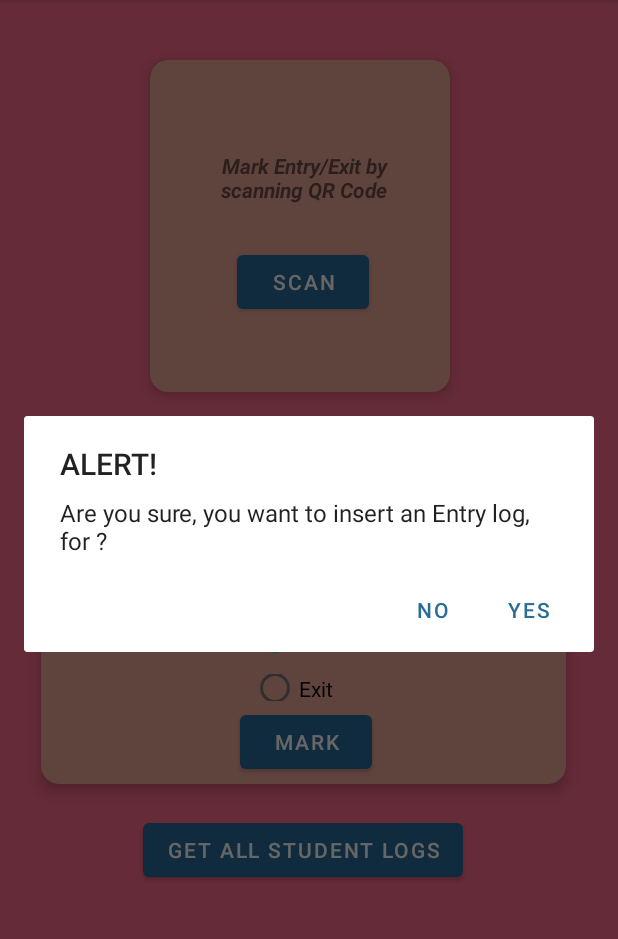
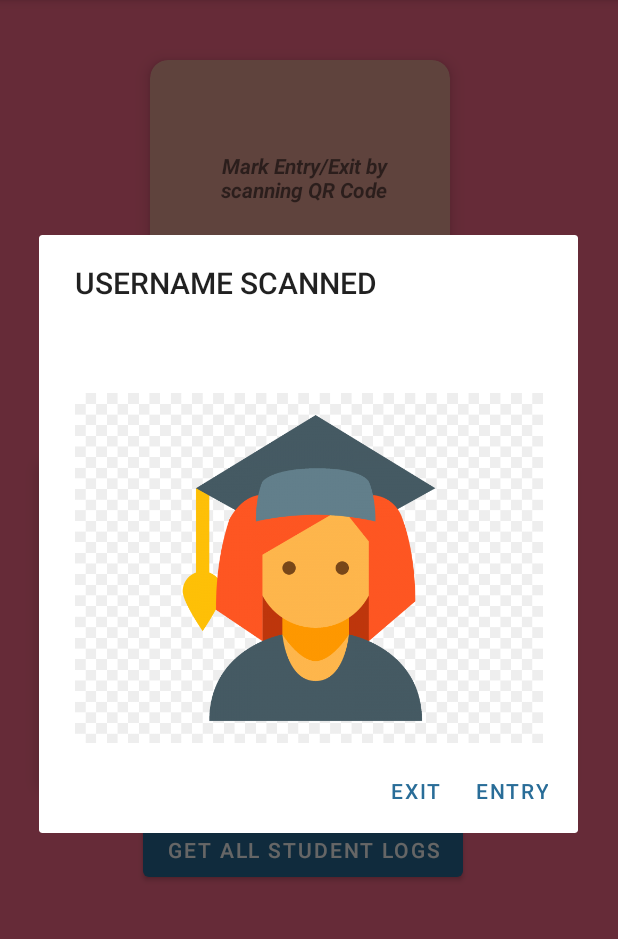
Before and after one commit to Dhiresh1729/iN-CAMPUS, an Android app: the StudentCard screen opened directly, with no data from a screen before it, after a tap on "MARK", on a phone screen of 412 x 824 dp, the part 84-1023 px from its top. Run offline under Robolectric (Android 15) with nearby library versions, the phone set to English and light mode, and no system bars; our stand-ins replace Firebase (no records; nobody signed in at launch, a user with empty details on screens opened directly), Volley; libraries missing offline, so code that uses them is left out: de.codecrafters.tableview; plain views replace TableView; network calls fail.

Commit message:
Final Commit of 7th sem

```diff
--- a/app/src/main/java/com/example/incampus/StudentCard.java
+++ b/app/src/main/java/com/example/incampus/StudentCard.java
@@ -79,21 +79,91 @@ public class StudentCard extends AppCompatActivity {
                 radioButton = findViewById(radioId);
                 String exitentry = radioButton.getText().toString();
 
+                storageReference = FirebaseStorage.getInstance().getReference("uploads/" + username);
+                try {
+                    File localFile = File.createTempFile("tempfile", "jpeg");
+                    storageReference.getFile(localFile)
+                            .addOnSuccessListener(new OnSuccessListener<FileDownloadTask.TaskSnapshot>() {
+                                @Override
+                                public void onSuccess(FileDownloadTask.TaskSnapshot taskSnapshot) {
+
+                                    Bitmap bitmap = BitmapFactory.decodeFile(localFile.getAbsolutePath());
+                                    LayoutInflater layoutInflater = LayoutInflater.from(getApplicationContext());
+                                    final  View view = layoutInflater.inflate(R.layout.alerl_layout,null);
+                                    ImageView imageView = view.findViewById(R.id.studentProfilePic);
+                                    imageView.setImageBitmap(bitmap);
                                     new AlertDialog.Builder(StudentCard.this)
-                        .setTitle("ALERT!")
-                        .setMessage("Are you sure, you want to insert an " + exitentry  + " log, for " + username + "?")
-                        .setPositiveButton("YES", new DialogInterface.OnClickListener() {
+                                            .setView(view)
+                                            .setTitle("USERNAME SCANNED")
+                                            .setMessage(username)
+                                            .setPositiveButton("Entry", new DialogInterface.OnClickListener() {
                                                 @Override
                                                 public void onClick(DialogInterface dialogInterface, int i) {
-                                insert_log(username, exitentry);
+                                                    insert_log(username, "Entry");
+                                                    userName.setText("");
                                                     dialogInterface.dismiss();
                                                 }
-                        }).setNegativeButton("NO", new DialogInterface.OnClickListener() {
+                                            }).setNegativeButton("Exit", new DialogInterface.OnClickListener() {
                                         @Override
                                         public void onClick(DialogInterface dialogInterface, int i) {
+                                            insert_log(username, "Exit");
+                                            userName.setText("");
                                             dialogInterface.dismiss();
                                         }
                                     }).create().show();
+//                                tempImage.setImageBitmap(bitmap);
+
+
+
+                                }
+                            })
+                            .addOnFailureListener(new OnFailureListener() {
+                                @Override
+                                public void onFailure(@NonNull Exception e) {
+                                    LayoutInflater layoutInflater = LayoutInflater.from(getApplicationContext());
+                                    final  View view = layoutInflater.inflate(R.layout.alerl_layout,null);
+                                    new AlertDialog.Builder(StudentCard.this)
+                                            .setView(view)
+                                            .setTitle("USERNAME SCANNED")
+                                            .setMessage(username)
+                                            .setPositiveButton("Entry", new DialogInterface.OnClickListener() {
+                                                @Override
+                                                public void onClick(DialogInterface dialogInterface, int i) {
+                                                    insert_log(username, "Entry");
+                                                    userName.setText("");
+                                                    dialogInterface.dismiss();
+                                                }
+                                            }).setNegativeButton("Exit", new DialogInterface.OnClickListener() {
+                                        @Override
+                                        public void onClick(DialogInterface dialogInterface, int i) {
+                                            insert_log(username, "Exit");
+                                            userName.setText("");
+                                            dialogInterface.dismiss();
+                                        }
+                                    }).create().show();
+                                }
+                            });
+
+
+                } catch (IOException e) {
+                    e.printStackTrace();
+                }
+
+//                new AlertDialog.Builder(StudentCard.this)
+//                        .setTitle("ALERT!")
+//                        .setMessage("Are you sure, you want to insert an " + exitentry  + " log, for " + username + "?")
+//                        .setPositiveButton("YES", new DialogInterface.OnClickListener() {
+//                            @Override
+//                            public void onClick(DialogInterface dialogInterface, int i) {
+//                                insert_log(username, exitentry);
+//                                dialogInterface.dismiss();
+//                            }
+//                        }).setNegativeButton("NO", new DialogInterface.OnClickListener() {
+//                    @Override
+//                    public void onClick(DialogInterface dialogInterface, int i) {
+//                        dialogInterface.dismiss();
+//                    }
+//                }).create().show();
 
 
 
```
Also changed, not shown: app/src/main/java/com/example/incampus/LogsFragment.java (+8 -4 lines), 3 other files. Lines whose indentation alone changed are shown as unchanged.
